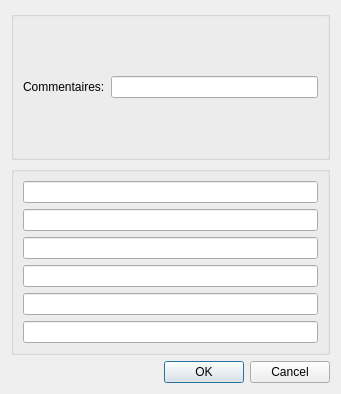
The window that digitizing_plugin/static/forms/forest_form.ui (niamoto/qgis-niamoto-digitizing-plugin) describes before a commit, drawn with Qt 5.
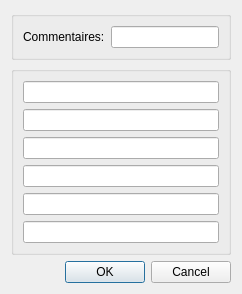
The same window after the commit.

Patch:
```diff
--- a/digitizing_plugin/static/forms/forest_form.ui
+++ b/digitizing_plugin/static/forms/forest_form.ui
@@ -2,14 +2,6 @@
 <ui version="4.0">
  <class>Dialog</class>
  <widget class="QDialog" name="Dialog">
-  <property name="geometry">
-   <rect>
-    <x>0</x>
-    <y>0</y>
-    <width>341</width>
-    <height>394</height>
-   </rect>
-  </property>
   <property name="windowTitle">
    <string>Dialog</string>
   </property>
```
